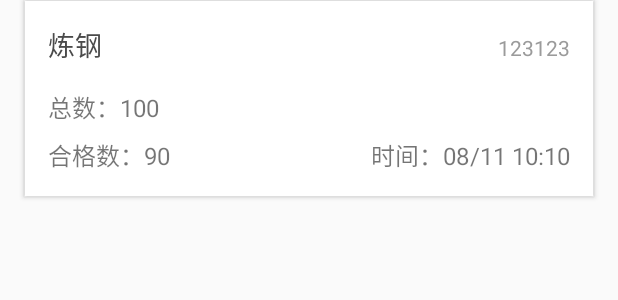
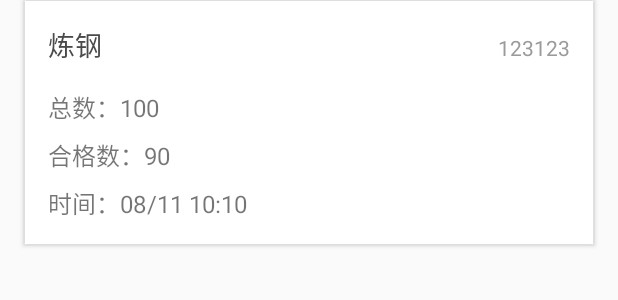
Before and after one commit to yangcihang/Factory-Monitor, an Android app: the layout item_rec_manage_record.xml on its own in the app's theme, with its tools: preview values and no code run, on a phone screen of 412 x 824 dp. Shown: the top 300 px of the screen. Run offline under Robolectric (Android 15) with nearby library versions, the phone set to English and light mode, and no system bars.

Commit message:
v1.0版本
Change-Id: I332862b467aac156741083e165dce5eb95434882

```diff
--- a/Monitor_Android2/app/src/main/java/hrsoft/monitor_android/common/Config.java
+++ b/Monitor_Android2/app/src/main/java/hrsoft/monitor_android/common/Config.java
@@ -20,7 +20,7 @@ public final class Config {
     /**
      * APP Server 网络请求BaseUrl
      */
-    public static final String BASE_URL = "http://192.168.0.108:3010/";
+    public static final String BASE_URL = "http://factory.hrsoft.net/";
 
     /**
      * APP Server 网络请求连接超时时间，单位：s
--- a/Monitor_Android2/app/src/main/java/hrsoft/monitor_android/manage/adapter/RecordListAdapter.java
+++ b/Monitor_Android2/app/src/main/java/hrsoft/monitor_android/manage/adapter/RecordListAdapter.java
@@ -48,7 +48,7 @@ public class RecordListAdapter extends RecyclerFooterAdapter<RecordModel> {
             titleTxt.setText(recordModel.getProcedureName());
             recordCountTxt.setText(String.valueOf(recordModel.getTotalCount()));
             recordQualifiedTxt.setText(String.valueOf(recordModel.getSuccessCount()));
-            timeTxt.setText(recordModel.getCreatedAt());
+            timeTxt.setText(recordModel.getUpdatedAt());
             idTxt.setText("工序号" + String.valueOf(String.valueOf(recordModel.getProcedureId())));
         }
     }
--- a/Monitor_Android2/app/src/main/java/hrsoft/monitor_android/network/ResponseCallback.java
+++ b/Monitor_Android2/app/src/main/java/hrsoft/monitor_android/network/ResponseCallback.java
@@ -52,7 +52,7 @@ public class ResponseCallback<T> implements Callback<RspModel<T>> {
                 if (((ResultException) t).getCode() == RspCode.ERROR_ACCOUNT_LOGIN) {
                     App.getInstance().exitAccount();
                 }
-                ToastUtil.showToast(((ResultException) t).getMsg(), ((ResultException) t).getCode());
+                ToastUtil.showToast(((ResultException) t).getMsg());
             }
             onDataCallback.onDataFailed(((ResultException) t).getCode());
         } else if (t instanceof ConnectException) {
--- a/Monitor_Android2/app/src/main/java/hrsoft/monitor_android/procedure/adapter/ProcedureDetailAdapter.java
+++ b/Monitor_Android2/app/src/main/java/hrsoft/monitor_android/procedure/adapter/ProcedureDetailAdapter.java
@@ -53,7 +53,7 @@ public class ProcedureDetailAdapter extends RecyclerViewAdapter<ProcedureRecordM
                 int failedCount = procedureRecordModel.getTotalCount() - procedureRecordModel.getSuccessCount();
                 timeTxt.setText(procedureRecordModel.getCreatedAt());
                 totalTxt.setText(String.valueOf(procedureRecordModel.getTotalCount()));
-                successPercentTxt.setText(String.valueOf(percent));
+                successPercentTxt.setText(String.valueOf(percent) + "%");
                 successCountTxt.setText(String.valueOf(procedureRecordModel.getSuccessCount()));
                 noSuccessCountTxt.setText(String.valueOf(failedCount));
                 recordPeopleTxt.setText(procedureRecordModel.getLeaderName());
--- a/Monitor_Android2/app/src/main/java/hrsoft/monitor_android/splash/SplashActivity.java
+++ b/Monitor_Android2/app/src/main/java/hrsoft/monitor_android/splash/SplashActivity.java
@@ -17,7 +17,7 @@ import hrsoft.monitor_android.util.Utility;
  */
 
 public class SplashActivity extends NoBarActivity {
-    private final static long SPLASH_TIME = 1000;
+    private final static long SPLASH_TIME = 2000;
 
     @Override
     protected int getLayoutId() {
--- a/Monitor_Android2/app/src/main/res/layout/activity_login.xml
+++ b/Monitor_Android2/app/src/main/res/layout/activity_login.xml
@@ -65,10 +65,10 @@
 
                 <ImageView
                     android:id="@+id/img_psw"
-                    android:layout_width="@dimen/ic_small_dimen"
-                    android:layout_height="@dimen/ic_small_dimen"
+                    android:layout_width="wrap_content"
+                    android:layout_height="wrap_content"
                     android:layout_centerVertical="true"
-                    android:background="@drawable/ic_account"/>
+                    android:background="@drawable/ic_lock"/>
 
                 <EditText
                     android:id="@+id/edit_psw"
--- a/Monitor_Android2/app/src/main/res/layout/item_rec_manage_record.xml
+++ b/Monitor_Android2/app/src/main/res/layout/item_rec_manage_record.xml
@@ -78,10 +78,12 @@
                 android:text="90"
                 android:textSize="@dimen/primary_text"/>
 
-            <android.support.v4.widget.Space
-                android:layout_width="0dp"
-                android:layout_height="0dp"
-                android:layout_weight="1"/>
+        </LinearLayout>
+
+        <LinearLayout
+            android:layout_width="match_parent"
+            android:layout_height="wrap_content"
+            android:layout_marginTop="@dimen/padding_height_bottom">
 
             <TextView
                 android:layout_width="wrap_content"
@@ -93,8 +95,10 @@
                 android:id="@+id/txt_record_time"
                 android:layout_width="wrap_content"
                 android:layout_height="wrap_content"
+                android:maxLines="2"
                 android:text="08/11 10:10"
                 android:textSize="@dimen/primary_text"/>
         </LinearLayout>
+
     </LinearLayout>
 </android.support.v7.widget.CardView>
--- a/Monitor_Android2/app/src/main/res/layout/item_rec_procedure_record.xml
+++ b/Monitor_Android2/app/src/main/res/layout/item_rec_procedure_record.xml
@@ -1,6 +1,6 @@
 <?xml version="1.0" encoding="utf-8"?>
 <LinearLayout xmlns:android="http://schemas.android.com/apk/res/android"
-              android:layout_width="400dp"
+              android:layout_width="match_parent"
               android:layout_height="70dp"
               android:orientation="horizontal">
 
```
Also changed, not shown: Monitor_Android2/app/src/main/java/hrsoft/monitor_android/procedure/activity/ProcedureDetailActivity.java (+6 -3 lines), Monitor_Android2/app/src/main/res/drawable/ic_lock.png (added), 1 other file.
